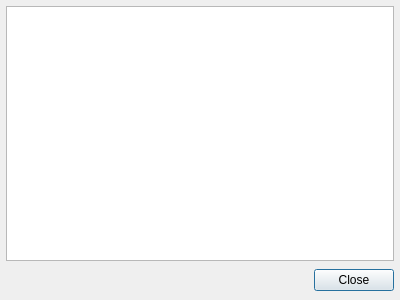
The window that cpp/lib/classesui/ui/hostlistsdialogui.ui (justajeffy/arsenalsuite) describes before a commit, drawn with Qt 5.
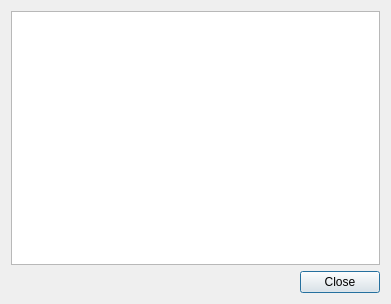
The same window after the commit. Custom widgets are drawn as their Qt base class.

```diff
--- a/cpp/lib/classesui/ui/hostlistsdialogui.ui
+++ b/cpp/lib/classesui/ui/hostlistsdialogui.ui
@@ -1,43 +1,32 @@
 <ui version="4.0" >
  <class>HostListsDialogUI</class>
- <widget class="QDialog" name="HostListsDialogUI" >
-  <property name="geometry" >
+ <widget class="QDialog" name="HostListsDialogUI">
+  <property name="geometry">
    <rect>
     <x>0</x>
     <y>0</y>
-    <width>400</width>
-    <height>300</height>
+    <width>391</width>
+    <height>304</height>
    </rect>
   </property>
   <property name="windowTitle" >
    <string>Manage Host Lists</string>
   </property>
-  <widget class="RecordTreeView" name="mHostListTree" >
-   <property name="geometry" >
-    <rect>
-     <x>6</x>
-     <y>6</y>
-     <width>388</width>
-     <height>255</height>
-    </rect>
-   </property>
-  </widget>
-  <widget class="QDialogButtonBox" name="mCancelButton" >
-   <property name="geometry" >
-    <rect>
-     <x>6</x>
-     <y>267</y>
-     <width>388</width>
-     <height>27</height>
-    </rect>
-   </property>
-   <property name="orientation" >
-    <enum>Qt::Horizontal</enum>
-   </property>
-   <property name="standardButtons" >
-    <set>QDialogButtonBox::Close</set>
-   </property>
-  </widget>
+  <layout class="QGridLayout" name="gridLayout">
+   <item row="0" column="0">
+    <widget class="RecordTreeView" name="mHostListTree"/>
+   </item>
+   <item row="1" column="0">
+    <widget class="QDialogButtonBox" name="mCancelButton">
+     <property name="orientation">
+      <enum>Qt::Horizontal</enum>
+     </property>
+     <property name="standardButtons">
+      <set>QDialogButtonBox::Close</set>
+     </property>
+    </widget>
+   </item>
+  </layout>
  </widget>
  <customwidgets>
   <customwidget>
```
Left out of the diff: 13 changed lines with no effect on the pictures.
